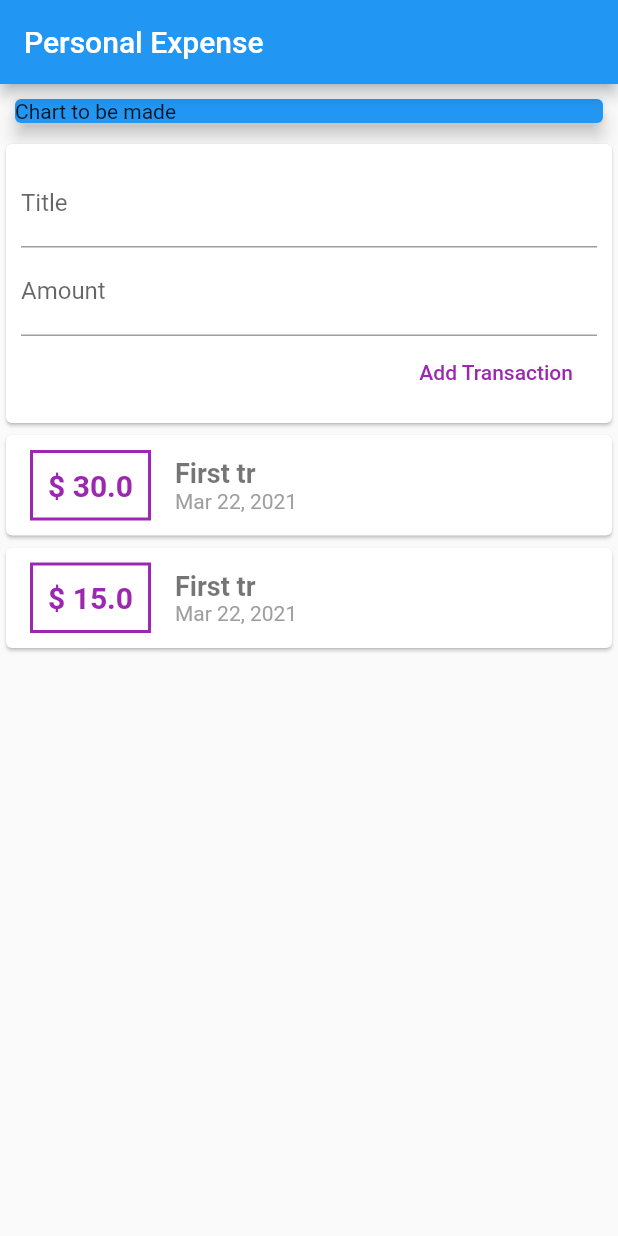
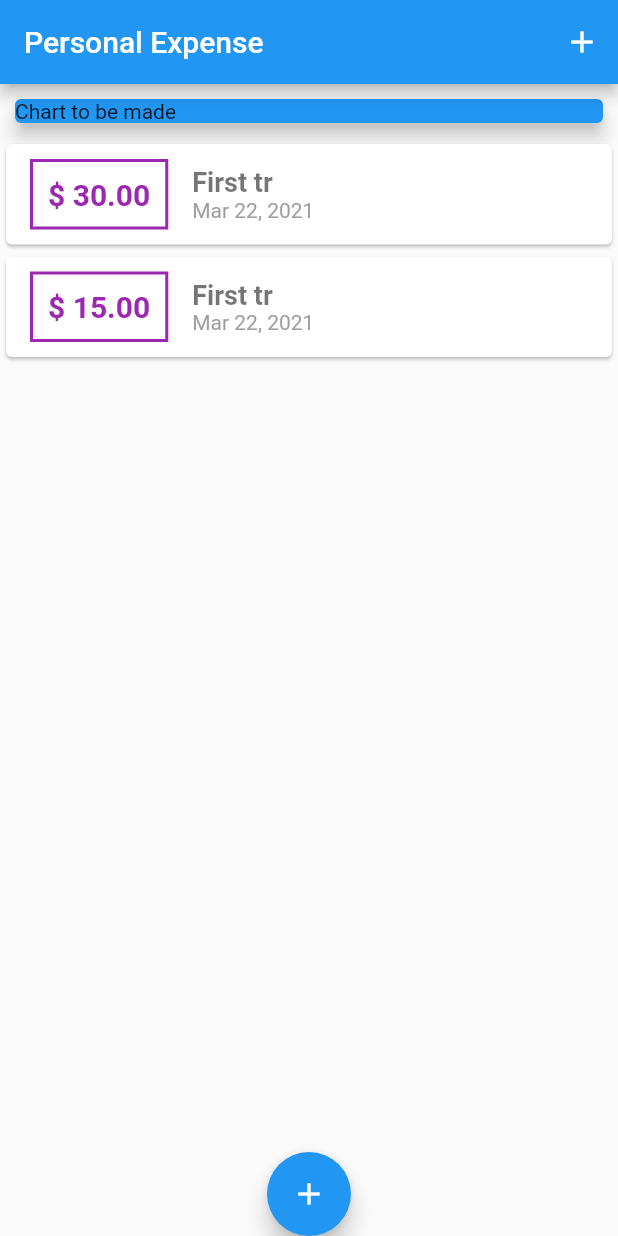
Before and after one commit to userKamalNayan/personal_expense, a Flutter app: the screen it shows after launch, on a phone screen of 412 x 824 dp. Run offline on Flutter 3.47's test engine with Material 2 defaults, Android fonts, the phone set to English and light mode, and no system bars.

Commit message:
FloatingAction and action button added in appbar and all state and operations managed according to changes made to assure that app remain functional.

```diff
--- a/lib/Widgets/transaction_list.dart
+++ b/lib/Widgets/transaction_list.dart
@@ -3,21 +3,22 @@ import 'package:intl/intl.dart';
 import 'package:personal_expense/Model/Transaction.dart';
 
 class TransactionList extends StatelessWidget {
-final List<Transaction> _userTransactions ;
+  final List<Transaction> _userTransactions;
 
   TransactionList(this._userTransactions);
 
-
   @override
   Widget build(BuildContext context) {
-    return   Column(
-      children: _userTransactions.map((tx) {
+    return Container(
+      height: 300,
+      child: ListView.builder(
+        itemBuilder: (context, index) {
           return Card(
             child: Row(
               children: [
                 Container(
                   child: Text(
-                  '\$ ${tx.amount}',
+                    '\$ ${_userTransactions[index].amount.toStringAsFixed(2)}',
                     style: TextStyle(
                         fontWeight: FontWeight.bold,
                         fontSize: 20,
@@ -39,7 +40,7 @@ TransactionList(this._userTransactions);
                   crossAxisAlignment: CrossAxisAlignment.start,
                   children: [
                     Text(
-                    tx.title,
+                      _userTransactions[index].title,
                       style: TextStyle(
                         color: Colors.black54,
                         fontSize: 18,
@@ -47,7 +48,7 @@ TransactionList(this._userTransactions);
                       ),
                     ),
                     Text(
-                    DateFormat().add_yMMMd().format(tx.dateTime),
+                      DateFormat().add_yMMMd().format(_userTransactions[index].dateTime),
                       style: TextStyle(color: Colors.grey, fontSize: 14),
                     )
                   ],
@@ -55,7 +56,9 @@ TransactionList(this._userTransactions);
               ],
             ),
           );
-      }).toList(),
+        },
+        itemCount: _userTransactions.length,
+      ),
     );
   }
 }
--- a/lib/Widgets/user_transactions.dart
+++ /dev/null
@@ -1,41 +0,0 @@
-import 'package:flutter/material.dart';
-import 'package:personal_expense/Model/Transaction.dart';
-import 'package:personal_expense/Widgets/transaction_list.dart';
-
-import 'new_transaction.dart';
-
-class UserTransactions extends StatefulWidget {
-  @override
-  _UserTransactionsState createState() => _UserTransactionsState();
-}
-
-class _UserTransactionsState extends State<UserTransactions> {
-
-
-  final List<Transaction> _userTransactions =[
-    new Transaction(
-        id: "tr1", title: "First tr", dateTime: DateTime.now(), amount: 30),
-    new Transaction(
-        id: "tr2", title: "First tr", dateTime: DateTime.now(), amount: 15),
-  ];
-
-
-  void _addNewTransaction(String txTitle, double txAmount)
-  {
-    final newTx = Transaction(id: DateTime.now().toString(), title: txTitle, dateTime: DateTime.now(), amount: txAmount);
-
-    setState(() {
-      _userTransactions.add(newTx);
-    });
-  }
-
-  @override
-  Widget build(BuildContext context) {
-    return Column(
-      children: [
-        NewTransaction(_addNewTransaction),
-        TransactionList(_userTransactions),
-      ],
-    );
-  }
-}
--- a/lib/main.dart
+++ b/lib/main.dart
@@ -4,7 +4,6 @@ import 'package:intl/intl.dart';
 import 'package:personal_expense/Model/Transaction.dart';
 import 'package:personal_expense/Widgets/new_transaction.dart';
 import 'package:personal_expense/Widgets/transaction_list.dart';
-import 'package:personal_expense/Widgets/user_transactions.dart';
 
 void main() {
   runApp(MyApp());
@@ -37,6 +36,34 @@ class MyHomePage extends StatefulWidget {
 class _MyHomePageState extends State<MyHomePage> {
   //List<Transaction> transactions =
 
+  final List<Transaction> _userTransactions = [
+    new Transaction(
+        id: "tr1", title: "First tr", dateTime: DateTime.now(), amount: 30),
+    new Transaction(
+        id: "tr2", title: "First tr", dateTime: DateTime.now(), amount: 15),
+  ];
+
+  void _addNewTransaction(String txTitle, double txAmount) {
+    final newTx = Transaction(
+        id: DateTime.now().toString(),
+        title: txTitle,
+        dateTime: DateTime.now(),
+        amount: txAmount);
+
+    setState(() {
+      _userTransactions.add(newTx);
+    });
+  }
+
+  void _startAddNewTransaction(BuildContext context) {
+    showModalBottomSheet(
+      context: context,
+      builder: (_) {
+        return  SingleChildScrollView(child: NewTransaction(_addNewTransaction));
+      },
+    );
+  }
+
   @override
   Widget build(BuildContext context) {
     return Scaffold(
@@ -44,6 +71,12 @@ class _MyHomePageState extends State<MyHomePage> {
         // Here we take the value from the MyHomePage object that was created by
         // the App.build method, and use it to set our appbar title.
         title: Text(widget.title),
+        actions: [
+          IconButton(
+            icon: Icon(Icons.add),
+            onPressed: () => _startAddNewTransaction(context),
+          )
+        ],
       ),
       body: SingleChildScrollView(
         child: Column(
@@ -58,9 +91,14 @@ class _MyHomePageState extends State<MyHomePage> {
                 elevation: 5,
               ),
             ),
-            UserTransactions(),
+            TransactionList(_userTransactions),
           ],
         ),
+      ),
+      floatingActionButtonLocation: FloatingActionButtonLocation.centerDocked,
+      floatingActionButton: FloatingActionButton(
+        child: Icon(Icons.add),
+        onPressed: () => _startAddNewTransaction(context),
       ),
     );
   }
```
Also changed, not shown: lib/Widgets/new_transaction.dart (+28 -7 lines). Lines whose indentation alone changed are shown as unchanged.
